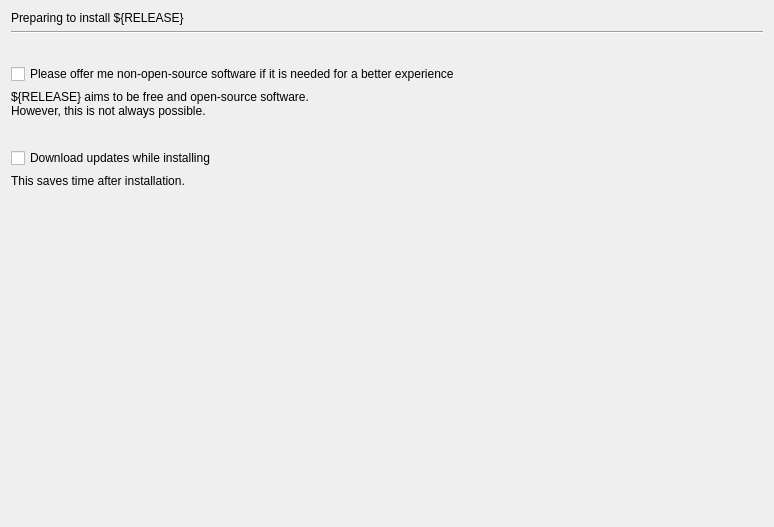
Above: gui/qt/stepPrepare.ui from chenhan1218/ubiquity before the change. Below: the same form after it.
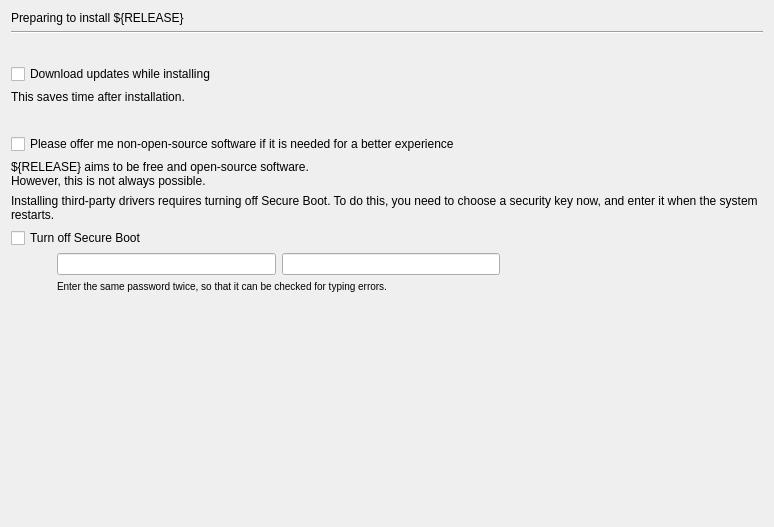
That is the form after the change.

Commit message: Don't crash in the Kubuntu prepare page if we're booting in EFI. Try to do the right thing in showing password boxes and all the trimmings for setting a Mok password, using the already-translated strings we have. (LP: #1529450)

The edit to the form file:
```diff
--- a/gui/qt/stepPrepare.ui
+++ b/gui/qt/stepPrepare.ui
@@ -28,39 +28,6 @@
      </property>
     </widget>
    </item>
-   <item>
-    <spacer name="verticalSpacer_3">
-     <property name="orientation">
-      <enum>Qt::Vertical</enum>
-     </property>
-     <property name="sizeType">
-      <enum>QSizePolicy::Fixed</enum>
-     </property>
-     <property name="sizeHint" stdset="0">
-      <size>
-       <width>20</width>
-       <height>24</height>
-      </size>
-     </property>
-    </spacer>
-   </item>
-   <item>
-    <widget class="QCheckBox" name="prepare_nonfree_software">
-     <property name="text">
-      <string>Please offer me non-open-source software if it is needed for a better experience</string>
-     </property>
-    </widget>
-   </item>
-   <item>
-    <widget class="QLabel" name="prepare_foss_disclaimer">
-     <property name="text">
-      <string>&lt;qt&gt;${RELEASE} aims to be free and open-source software.&lt;br /&gt;However, this is not always possible.&lt;/span&gt;&lt;/qt&gt;</string>
-     </property>
-     <property name="wordWrap">
-      <bool>true</bool>
-     </property>
-    </widget>
-   </item>
    <item>
     <spacer name="verticalSpacer_4">
      <property name="orientation">
@@ -91,6 +58,183 @@
      </property>
     </widget>
    </item>
+   <item>
+    <spacer name="verticalSpacer_3">
+     <property name="orientation">
+      <enum>Qt::Vertical</enum>
+     </property>
+     <property name="sizeType">
+      <enum>QSizePolicy::Fixed</enum>
+     </property>
+     <property name="sizeHint" stdset="0">
+      <size>
+       <width>20</width>
+       <height>24</height>
+      </size>
+     </property>
+    </spacer>
+   </item>
+   <item>
+    <widget class="QCheckBox" name="prepare_nonfree_software">
+     <property name="text">
+      <string>Please offer me non-open-source software if it is needed for a better experience</string>
+     </property>
+    </widget>
+   </item>
+   <item>
+    <widget class="QLabel" name="prepare_foss_disclaimer">
+     <property name="text">
+      <string>&lt;qt&gt;${RELEASE} aims to be free and open-source software.&lt;br /&gt;However, this is not always possible.&lt;/span&gt;&lt;/qt&gt;</string>
+     </property>
+     <property name="wordWrap">
+      <bool>true</bool>
+     </property>
+    </widget>
+   </item>
+   <item>
+    <widget class="QLabel" name="secureboot_label">
+     <property name="text">
+      <string>Installing third-party drivers requires turning off Secure Boot. To do this, you need to choose a security key now, and enter it when the system restarts.</string>
+     </property>
+     <property name="textFormat">
+      <enum>Qt::AutoText</enum>
+     </property>
+     <property name="wordWrap">
+      <bool>true</bool>
+     </property>
+    </widget>
+   </item>
+   <item>
+    <layout class="QGridLayout" name="_20">
+     <property name="leftMargin">
+      <number>0</number>
+     </property>
+     <property name="topMargin">
+      <number>0</number>
+     </property>
+     <property name="rightMargin">
+      <number>0</number>
+     </property>
+     <property name="bottomMargin">
+      <number>0</number>
+     </property>
+     <property name="verticalSpacing">
+      <number>0</number>
+     </property>
+     <item row="4" column="0">
+      <spacer name="horizontalSpacer">
+       <property name="orientation">
+        <enum>Qt::Horizontal</enum>
+       </property>
+       <property name="sizeType">
+        <enum>QSizePolicy::Fixed</enum>
+       </property>
+       <property name="sizeHint" stdset="0">
+        <size>
+         <width>40</width>
+         <height>20</height>
+        </size>
+       </property>
+      </spacer>
+     </item>
+     <item row="4" column="4">
+      <spacer name="spc20">
+       <property name="orientation">
+        <enum>Qt::Horizontal</enum>
+       </property>
+       <property name="sizeHint" stdset="0">
+        <size>
+         <width>0</width>
+         <height>20</height>
+        </size>
+       </property>
+      </spacer>
+     </item>
+     <item row="4" column="3">
+      <widget class="QLabel" name="badPassword">
+       <property name="sizePolicy">
+        <sizepolicy hsizetype="Fixed" vsizetype="Fixed">
+         <horstretch>0</horstretch>
+         <verstretch>0</verstretch>
+        </sizepolicy>
+       </property>
+       <property name="minimumSize">
+        <size>
+         <width>32</width>
+         <height>32</height>
+        </size>
+       </property>
+       <property name="maximumSize">
+        <size>
+         <width>32</width>
+         <height>32</height>
+        </size>
+       </property>
+       <property name="scaledContents">
+        <bool>true</bool>
+       </property>
+      </widget>
+     </item>
+     <item row="4" column="2">
+      <widget class="QLineEdit" name="verified_password">
+       <property name="sizePolicy">
+        <sizepolicy hsizetype="Expanding" vsizetype="Fixed">
+         <horstretch>0</horstretch>
+         <verstretch>0</verstretch>
+        </sizepolicy>
+       </property>
+       <property name="minimumSize">
+        <size>
+         <width>200</width>
+         <height>0</height>
+        </size>
+       </property>
+       <property name="echoMode">
+        <enum>QLineEdit::Password</enum>
+       </property>
+      </widget>
+     </item>
+     <item row="4" column="1">
+      <widget class="QLineEdit" name="password">
+       <property name="sizePolicy">
+        <sizepolicy hsizetype="Expanding" vsizetype="Fixed">
+         <horstretch>0</horstretch>
+         <verstretch>0</verstretch>
+        </sizepolicy>
+       </property>
+       <property name="minimumSize">
+        <size>
+         <width>200</width>
+         <height>0</height>
+        </size>
+       </property>
+       <property name="echoMode">
+        <enum>QLineEdit::Password</enum>
+       </property>
+      </widget>
+     </item>
+     <item row="0" column="0" colspan="2">
+      <widget class="QCheckBox" name="disable_secureboot">
+       <property name="text">
+        <string>Turn off Secure Boot</string>
+       </property>
+      </widget>
+     </item>
+     <item row="5" column="1" colspan="4">
+      <widget class="QLabel" name="password_extra_label">
+       <property name="styleSheet">
+        <string>font-weight: normal</string>
+       </property>
+       <property name="text">
+        <string>&lt;small&gt;Enter the same password twice, so that it can be checked for typing errors.&lt;/small&gt;</string>
+       </property>
+       <property name="wordWrap">
+        <bool>true</bool>
+       </property>
+      </widget>
+     </item>
+    </layout>
+   </item>
    <item>
     <spacer name="verticalSpacer">
      <property name="orientation">
```
The commit also changes 2 other files.
